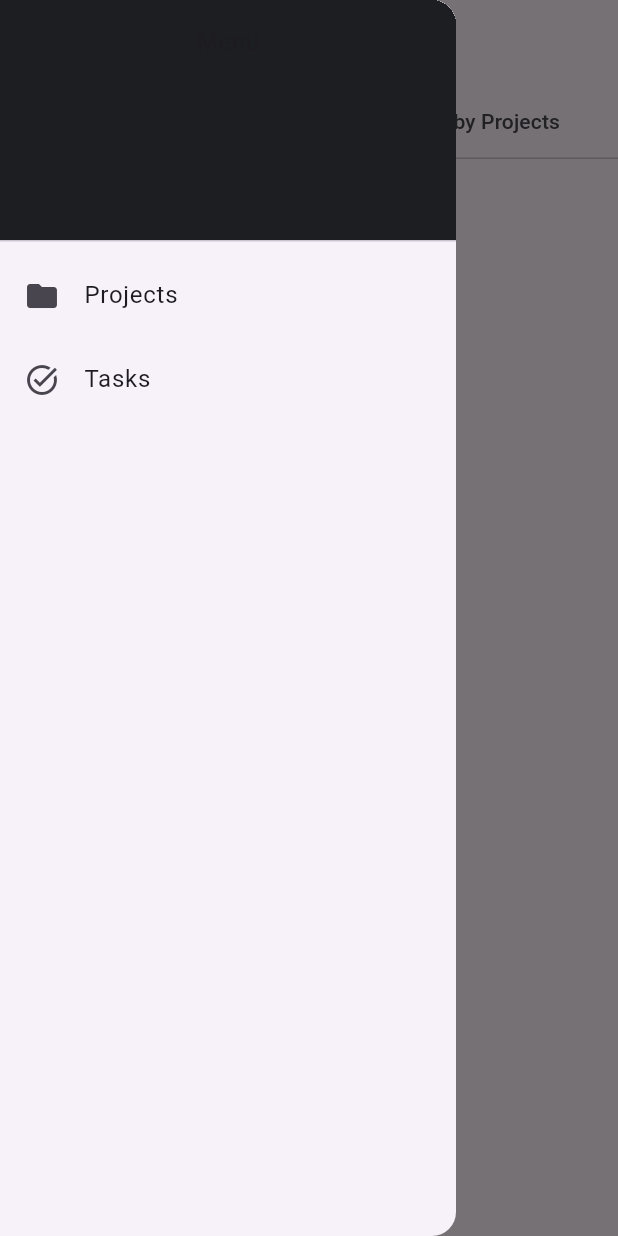
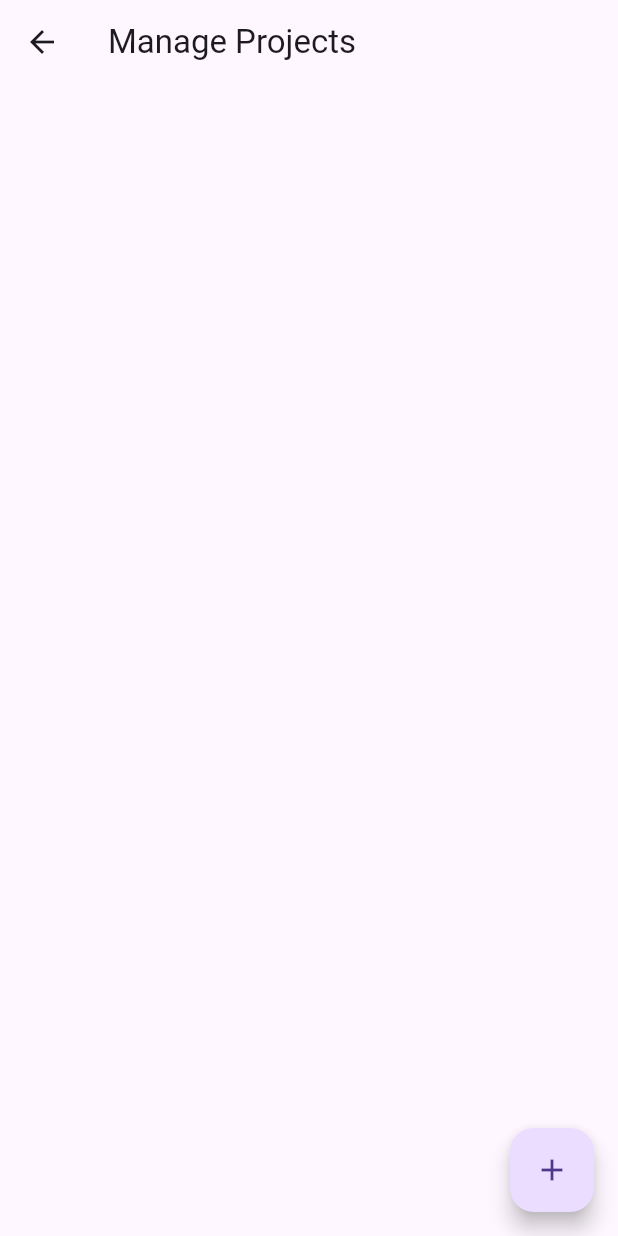
Before and after one commit to michal513717/Simple-Flutter-App, a Flutter app: the screen it shows after launch, in the side drawer, after a tap on "Projects", on a phone screen of 412 x 824 dp. Run offline on Flutter 3.47's test engine with Material 3 defaults, Android fonts, the light colour scheme and no system bars; our stand-ins replace localstorage.

Commit message:
Fixes in navigation

```diff
--- a/lib/main.dart
+++ b/lib/main.dart
@@ -1,17 +1,49 @@
 import 'package:flutter/material.dart';
+import 'package:localstorage/localstorage.dart';
+import 'package:provider/provider.dart';
+import 'package:sfa/providers/project_provider.dart';
+import 'package:sfa/providers/task_provider.dart';
 import 'package:sfa/screens/home_screen.dart';
+import 'package:sfa/screens/project_task_managment_screen.dart';
+import 'package:sfa/screens/tasks_managment_screen.dart';
 
-void main() {
-  runApp(const MyApp());
+Future<void> main() async {
+  WidgetsFlutterBinding.ensureInitialized();
+
+  await initLocalStorage();
+
+  runApp(MyApp(localStorage: localStorage));
 }
 
+
 class MyApp extends StatelessWidget {
-  const MyApp({ super.key });
+  final LocalStorage localStorage;
+
+  const MyApp({ super.key, required this.localStorage});
 
   @override
   Widget build(BuildContext context) {
-    return MaterialApp(
-      home: HomeScreen(),
+    return MultiProvider(providers: [
+      ChangeNotifierProvider(create: (_) => TaskProvider(localStorage)),
+      ChangeNotifierProvider(create: (_) => ProjectProvider(localStorage))
+    ],
+    child: MaterialApp(
+      title: 'Time Tracking',
+      debugShowCheckedModeBanner: false,
+      initialRoute: '/',
+      routes: {
+        '/': (context) => HomeScreen(),
+        '/manage_tasks': (context) => TasksManagmentScreen(),
+        '/manage_projects': (context) => ProjectTaskManagementScreen()
+      },
+    )
     );
   }
+
+  // @override
+  // Widget build(BuildContext context) {
+  //   return MaterialApp(
+  //     home: HomeScreen(),
+  //   );
+  // }
 }
--- a/lib/navigations/drawer_navigation.dart
+++ b/lib/navigations/drawer_navigation.dart
@@ -12,12 +12,18 @@ class DrawerNavigation extends StatelessWidget {
           _buildItems(
             icon: Icons.folder,
             title: "Projects",
-            onTap: () => Navigator.pushNamed(context, "Projects"),
+            onTap: () {
+              Navigator.pop(context);
+              Navigator.pushNamed(context, "/manage_projects");
+            },
           ),
           _buildItems(
             icon: Icons.task_alt_outlined,
             title: "Tasks",
-            onTap: () => Navigator.pushNamed(context, "Tasks"),
+            onTap: () {
+              Navigator.pop(context);
+              Navigator.pushNamed(context, "/manage_tasks");
+            },
           ),
         ],
       ),
--- /dev/null
+++ b/lib/providers/project_provider.dart
@@ -0,0 +1,41 @@
+import 'package:localstorage/localstorage.dart';
+import 'package:flutter/material.dart';
+import '../models/project.model.dart';
+import 'dart:convert';
+
+class ProjectProvider with ChangeNotifier {
+  LocalStorage storage;
+  List<Project> _projects = [];
+
+  List<Project> get projects => _projects;
+
+  ProjectProvider(this.storage){
+    _loadProjectFromStorage();
+  }
+
+  void _loadProjectFromStorage() async {
+    var storedTasks = storage.getItem('projects');
+    if(storedTasks != null){
+      _projects = List<Project>.from(
+        (storedTasks as List).map((item) => Project.fromJson(item)),
+      );
+       ();
+    }
+  }
+
+  void _saveProjectsToStorage() {
+    String jsonString = jsonEncode(_projects.map((e) => e.toJson()).toList());
+    storage.setItem('projects', jsonString);
+  }
+
+  void deleteProject(String id){
+    _projects.removeWhere((project) => project.id == id);
+    notifyListeners();
+  }
+
+  void addProject(Project data) {
+    _projects.add(data);
+    _saveProjectsToStorage();
+    notifyListeners();
+  }
+}
--- a/lib/providers/time_entry_provider.dart
+++ b/lib/providers/time_entry_provider.dart
@@ -14,7 +14,6 @@ class TimeEntryProvider with ChangeNotifier {
   }
 
   void _loadTimeEntriesFromStorage() async {
-    await storage.ready;
     var storedTimeEntries = storage.getItem('timeEntries');
     if(storedTimeEntries != null){
       _timeEntries = List<TimeEntry>.from(
--- /dev/null
+++ b/lib/screens/project_task_managment_screen.dart
@@ -0,0 +1,53 @@
+import 'package:flutter/material.dart';
+import 'package:provider/provider.dart';
+import 'package:sfa/widgets/add_project_dialog.dart';
+import 'package:sfa/providers/project_provider.dart';
+
+class ProjectTaskManagementScreen extends StatelessWidget {
+  const ProjectTaskManagementScreen({super.key});
+
+  @override
+  Widget build(BuildContext context) {
+    return Scaffold(
+      appBar: AppBar(title: Text('Manage Projects')),
+      body: Consumer<ProjectProvider>(
+        builder: (context, provider, child) {
+          return ListView.builder(
+            itemCount: provider.projects.length,
+            itemBuilder: (context, index) {
+              final project = provider.projects[index];
+              return ListTile(
+                title: Text(project.name),
+                trailing: IconButton(
+                  icon: Icon(Icons.delete),
+                  onPressed: () {
+                    provider.deleteProject(project.id);
+                  },
+                ),
+              );
+            },
+          );
+        },
+      ),
+      floatingActionButton: FloatingActionButton(
+        onPressed: () {
+          showDialog(
+            context: context,
+            builder:
+                ((context) => AddProjectDialog(
+                  onAdd: (newProject) {
+                    Provider.of<ProjectProvider>(
+                      context,
+                      listen: false,
+                    ).addProject(newProject);
+                    Navigator.pop(context);
+                  },
+                )),
+          );
+        },
+        tooltip: 'Add Project',
+        child: Icon(Icons.add),
+      ),
+    );
+  }
+}
```
Also changed, not shown: lib/providers/task_provider.dart (+6 -2 lines), lib/screens/add_time_entry_screen.dart (added, +110 -0 lines), lib/screens/tasks_managment_screen.dart (added, +53 -0 lines).
